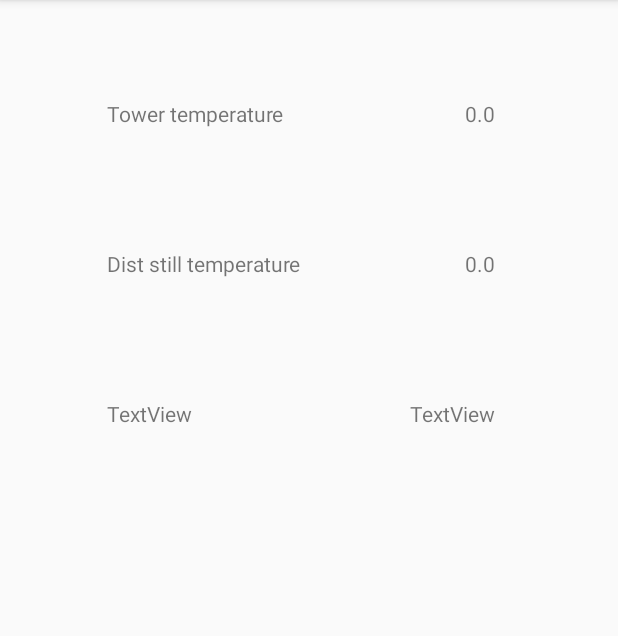
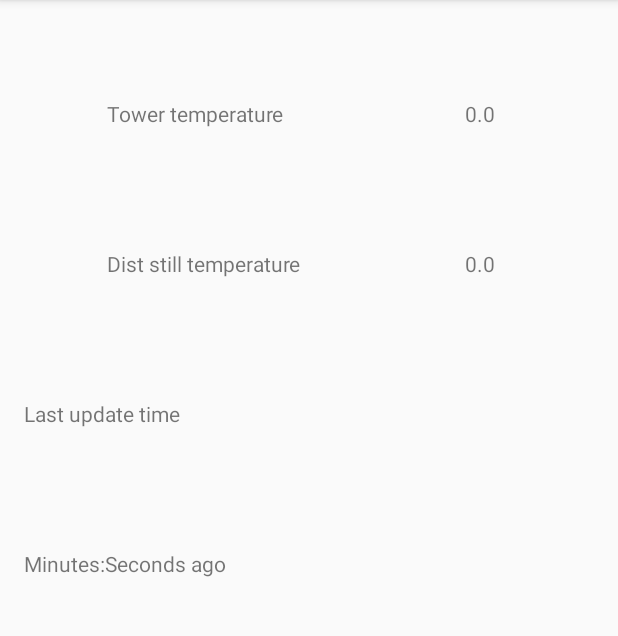
Before and after one commit to DenisStefanov/TempMonitorClient, an Android app: the screen it shows after launch (MainActivity), on a phone screen of 412 x 824 dp, the part 84-720 px from its top. Run offline under Robolectric (Android 15) with nearby library versions, the phone set to English and light mode, and no system bars.

Commit message:
almost working

```diff
--- a/app/src/main/java/org/duckdns/denis_st/tempmonitorclient/ServerLogActivity.java
+++ b/app/src/main/java/org/duckdns/denis_st/tempmonitorclient/ServerLogActivity.java
@@ -15,7 +15,8 @@ public class ServerLogActivity extends AppCompatActivity {
         receivedStr = extras.getString("SERVER_LOG_DATA");
         if (receivedStr != null){
             TextView logView = (TextView) findViewById(R.id.textView2);
-            logView.setText(receivedStr);
+            if (logView !=null)
+                logView.setText(receivedStr);
         }
         setContentView(R.layout.activity_server_log);
     }
--- a/app/src/main/res/layout/content_main.xml
+++ b/app/src/main/res/layout/content_main.xml
@@ -60,25 +60,48 @@
         android:id="@+id/tempStill" />
 
     <TextView
-        android:text="TextView"
+        android:text=""
         android:layout_width="wrap_content"
         android:layout_height="wrap_content"
         android:layout_alignParentTop="true"
         android:layout_alignParentRight="true"
         android:layout_alignParentEnd="true"
-        android:layout_marginRight="66dp"
+        android:layout_marginRight="20dp"
         android:layout_marginEnd="66dp"
         android:layout_marginTop="250dp"
-        android:id="@+id/textView6" />
+        android:id="@+id/lastupdate" />
 
     <TextView
-        android:text="TextView"
+        android:text="Last update time"
         android:layout_width="wrap_content"
         android:layout_height="wrap_content"
-        android:layout_alignTop="@+id/textView6"
+        android:layout_alignTop="@+id/lastupdate"
         android:layout_alignParentLeft="true"
         android:layout_alignParentStart="true"
-        android:layout_marginLeft="55dp"
+        android:layout_marginLeft="0dp"
+        android:layout_marginStart="55dp"
+        android:id="@+id/textView7" />
+
+    <TextView
+        android:text=""
+        android:layout_width="wrap_content"
+        android:layout_height="wrap_content"
+        android:layout_alignParentTop="true"
+        android:layout_alignParentRight="true"
+        android:layout_alignParentEnd="true"
+        android:layout_marginRight="20dp"
+        android:layout_marginEnd="66dp"
+        android:layout_marginTop="350dp"
+        android:id="@+id/timeago" />
+
+    <TextView
+        android:text="Minutes:Seconds ago"
+        android:layout_width="wrap_content"
+        android:layout_height="wrap_content"
+        android:layout_alignTop="@+id/timeago"
+        android:layout_alignParentLeft="true"
+        android:layout_alignParentStart="true"
+        android:layout_marginLeft="0dp"
         android:layout_marginStart="55dp"
         android:id="@+id/textView7" />
 </RelativeLayout>
--- a/app/src/main/res/values/strings.xml
+++ b/app/src/main/res/values/strings.xml
@@ -26,15 +26,15 @@
     <string name="pref_default_passwd_title">Password</string>
     <string name="pref_default_passwd">raspberry</string>
 
-    <string name="pref_startSrvCmd">sudo service tempmon start</string>
+    <string name="pref_startSrvCmd">sudo python /home/pi/TempMonitorServer/brew_tempc.py start</string>
     <string name="pref_startSrvTitle">Start Tempmon service command</string>
 
-    <string name="pref_stopSrvCmd">sudo service tempmon stop</string>
+    <string name="pref_stopSrvCmd">sudo python /home/pi/TempMonitorServer/brew_tempc.py stop</string>
     <string name="pref_stopSrvTitle">Stop Tempmon service command</string>
 
     <string name="pref_RegIDSrvFile">/tmp/regid.txt</string>
     <string name="pref_RegIDSrvFileTitle">RegID server file name</string>
-    <string name="pref_getLogCmd">cat /var/log/tempmon.log</string>
+    <string name="pref_getLogCmd">tail -n 10 /var/log/tempmon.log</string>
     <string name="pref_getLogCmdTitle">Show Server log</string>
 
 
```
Also changed, not shown: app/src/main/java/org/duckdns/denis_st/tempmonitorclient/GcmIntentService.java (+22 -24 lines), app/src/main/java/org/duckdns/denis_st/tempmonitorclient/MainActivity.java (+40 -17 lines).
